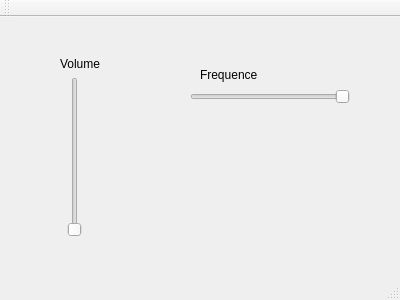
Before: the Qt Designer form SinusExample/mainwindow.ui in internerz/avprg, drawn with Qt 5.
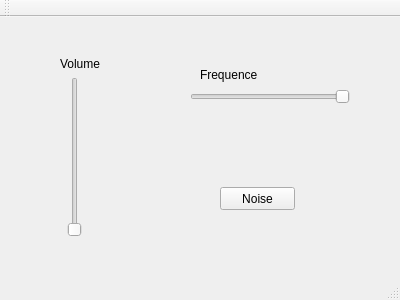
After: the same form once the commit is applied.

Patch:
```diff
--- a/SinusExample/mainwindow.ui
+++ b/SinusExample/mainwindow.ui
@@ -96,6 +96,19 @@
      <string>Frequence</string>
     </property>
    </widget>
+   <widget class="QPushButton" name="noise">
+    <property name="geometry">
+     <rect>
+      <x>220</x>
+      <y>170</y>
+      <width>75</width>
+      <height>23</height>
+     </rect>
+    </property>
+    <property name="text">
+     <string>Noise</string>
+    </property>
+   </widget>
   </widget>
   <widget class="QMenuBar" name="menuBar">
    <property name="geometry">
```
